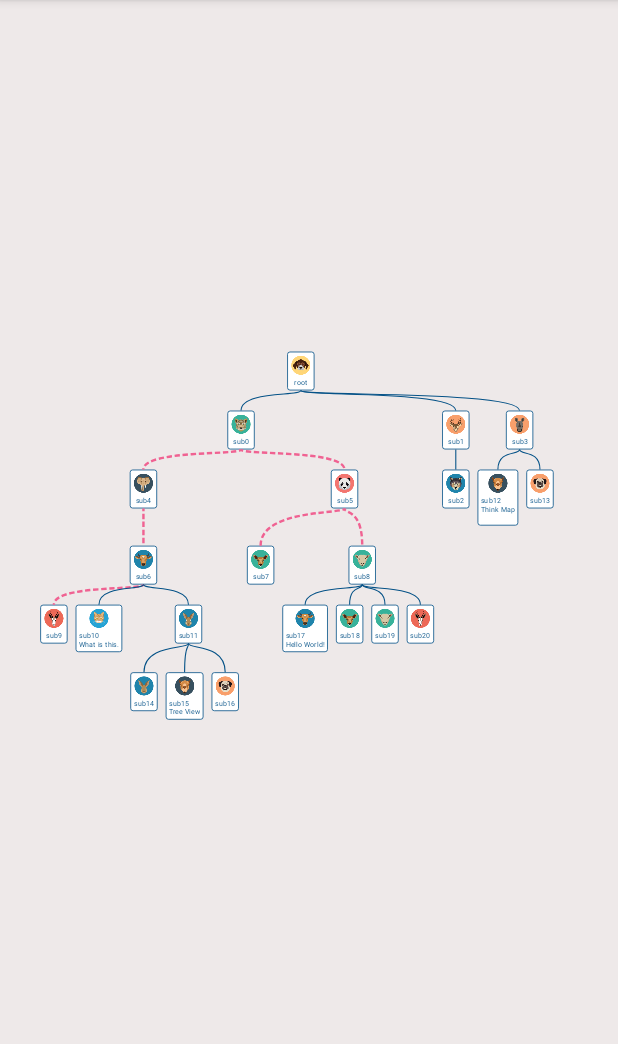
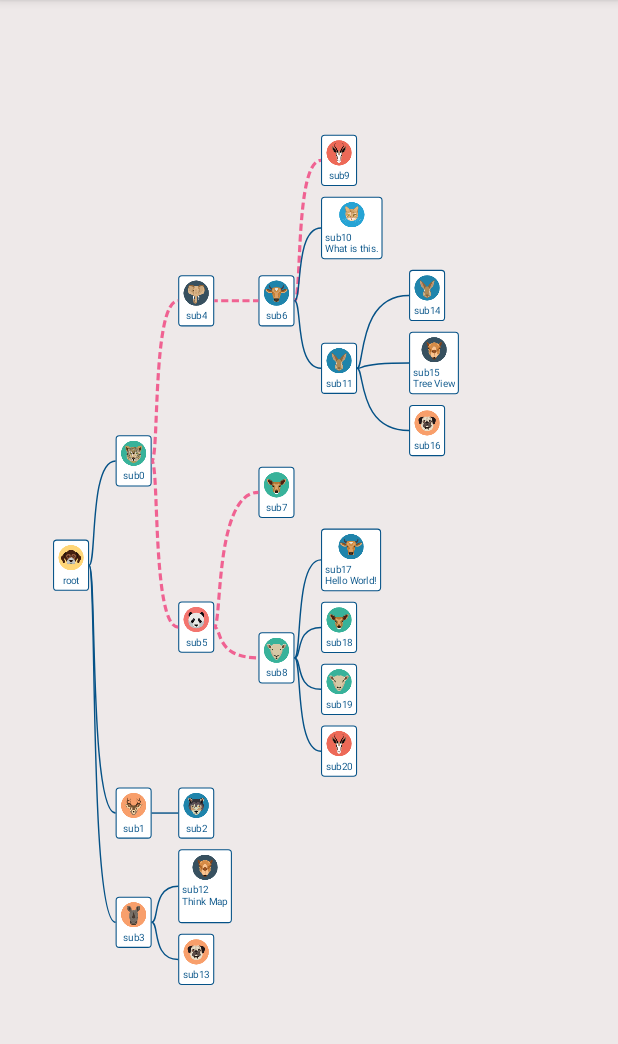
Before and after one commit to guaishouN/android-thinkmap-treeview, an Android app: the screen it shows after launch (MainActivity), on a phone screen of 412 x 824 dp, the part 84-1128 px from its top. Run offline under Robolectric (Android 15) with nearby library versions, the phone set to English and light mode, and no system bars.

Commit message:
readme modify

```diff
--- a/sample/src/main/java/com/gyso/gysotreeviewapplication/MainActivity.java
+++ b/sample/src/main/java/com/gyso/gysotreeviewapplication/MainActivity.java
@@ -57,8 +57,8 @@ public class MainActivity extends AppCompatActivity {
         int space_50dp = 50;
         int space_20dp = 20;
         Baseline line = getLine();
-        //return new RightTreeLayoutManager(this,space_50dp,space_20dp,line);
-        return new VerticalTreeLayoutManager(this,space_50dp,space_20dp,line);
+        return new RightTreeLayoutManager(this,space_50dp,space_20dp,line);
+        //return new VerticalTreeLayoutManager(this,space_50dp,space_20dp,line);
     }
 
     private Baseline getLine() {
```
Also changed, not shown: 1 other file.
